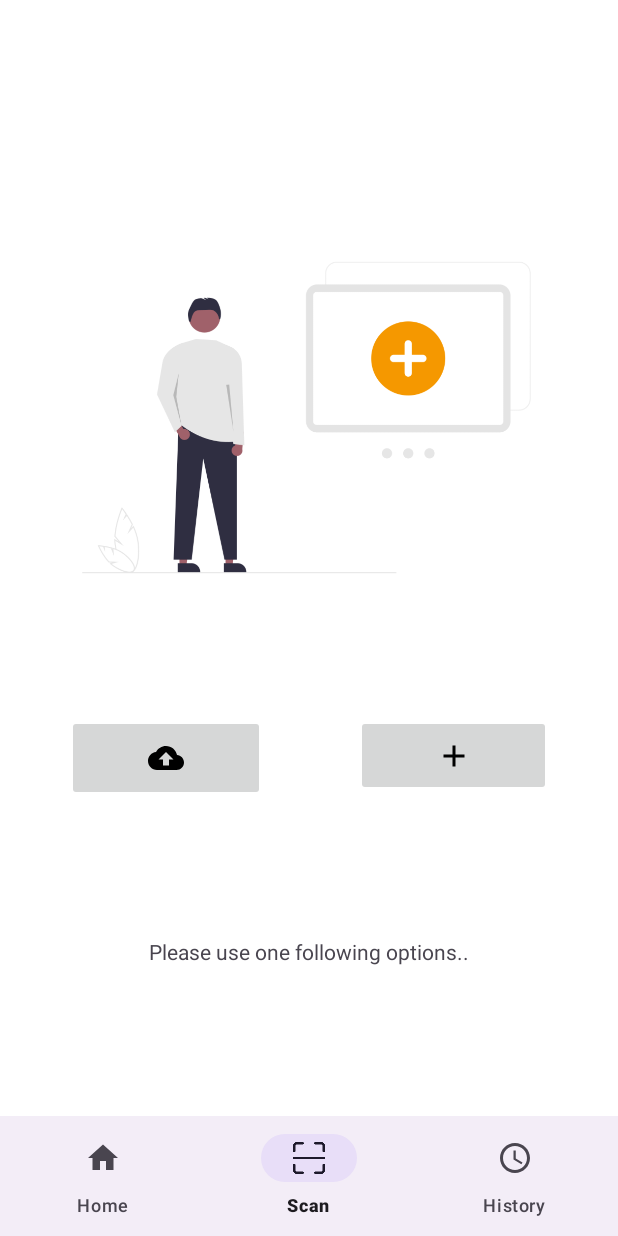
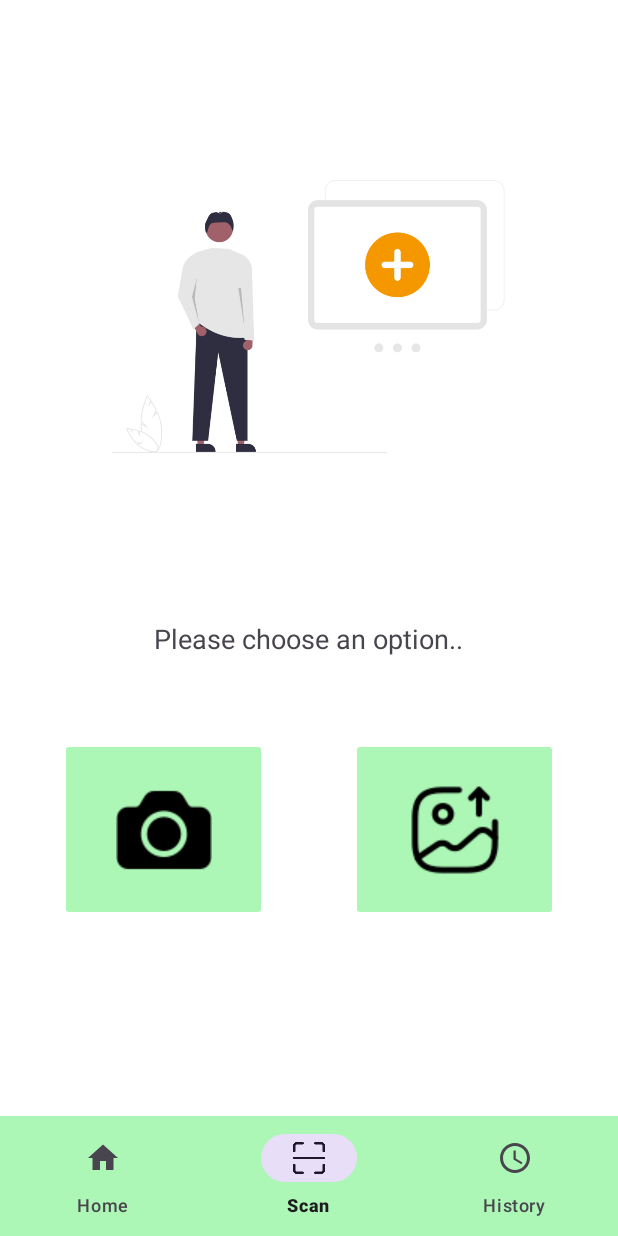
Before and after one commit to ChamodaDSilva/Cinnemease-APP, an Android app: the MainActivity screen opened directly, with no data from a screen before it, item 2 of the bottom bar chosen, on a phone screen of 412 x 824 dp. Run offline under Robolectric (Android 15) with nearby library versions, the phone set to English and light mode, and no system bars.

Commit message:
added images

```diff
--- a/app/src/main/res/layout/activity_main.xml
+++ b/app/src/main/res/layout/activity_main.xml
@@ -24,6 +24,7 @@
         app:layout_constraintBottom_toBottomOf="parent"
         app:layout_constraintEnd_toEndOf="parent"
         app:layout_constraintStart_toStartOf="parent"
+        app:backgroundTint="@color/app_primary"
         app:menu="@menu/bottom_nav"
         />
 
--- a/app/src/main/res/layout/fragment_scan.xml
+++ b/app/src/main/res/layout/fragment_scan.xml
@@ -5,56 +5,65 @@
     android:layout_width="match_parent"
     android:layout_height="match_parent"
     android:background="@color/white"
+    app:circularflow_radiusInDP="true"
     tools:context=".ScanFragment">
 
 
     <ImageButton
         android:id="@+id/btn_camera"
-        android:layout_width="132dp"
-        android:layout_height="57dp"
+        android:layout_width="138dp"
+        android:layout_height="122dp"
         android:layout_marginEnd="8dp"
-        android:src="@drawable/ic_baseline_backup_24"
+        android:backgroundTint="@color/app_primary"
+        android:src="@drawable/camera_icon"
         app:layout_constraintBottom_toBottomOf="parent"
         app:layout_constraintEnd_toStartOf="@+id/btn_upload"
         app:layout_constraintStart_toStartOf="parent"
         app:layout_constraintTop_toTopOf="parent"
-        app:layout_constraintVertical_bias="0.694" />
+        app:layout_constraintVertical_bias="0.791"
+        tools:src="@drawable/camera_icon" />
 
     <ImageButton
         android:id="@+id/btn_upload"
-        android:layout_width="130dp"
-        android:layout_height="54dp"
+        android:layout_width="138dp"
+        android:layout_height="122dp"
         android:layout_marginStart="8dp"
-        android:src="@drawable/ic_baseline_add_24"
+        android:backgroundTint="@color/app_primary"
+        android:src="@drawable/upload_icon"
         app:layout_constraintBottom_toBottomOf="parent"
         app:layout_constraintEnd_toEndOf="parent"
         app:layout_constraintStart_toEndOf="@+id/btn_camera"
         app:layout_constraintTop_toTopOf="parent"
-        app:layout_constraintVertical_bias="0.691" />
+        app:layout_constraintVertical_bias="0.791"
+        tools:src="@drawable/upload_icon" />
 
     <ImageView
         android:id="@+id/imageViewUpload"
-        android:layout_width="382dp"
-        android:layout_height="0dp"
-        android:layout_marginTop="126dp"
-        android:layout_marginBottom="194dp"
+        android:layout_width="334dp"
+        android:layout_height="286dp"
+        android:layout_marginTop="64dp"
+        android:layout_marginBottom="56dp"
+
         android:src="@drawable/add_image"
         app:layout_constraintBottom_toTopOf="@+id/textResult"
         app:layout_constraintEnd_toEndOf="parent"
-        app:layout_constraintHorizontal_bias="0.448"
+        app:layout_constraintHorizontal_bias="0.493"
         app:layout_constraintStart_toStartOf="parent"
-        app:layout_constraintTop_toTopOf="parent"
-        app:layout_constraintVertical_bias="0.287" />
+        app:layout_constraintTop_toTopOf="parent" />
 
     <TextView
         android:id="@+id/textResult"
-        android:layout_width="wrap_content"
-        android:layout_height="wrap_content"
-        android:layout_marginBottom="100dp"
-        android:text="Please use one following options.."
+        android:layout_width="300dp"
+        android:layout_height="30dp"
+        android:text="Please choose an option.."
+
+        android:textAlignment="center"
+        android:textAppearance="@style/TextAppearance.AppCompat.Medium"
         app:layout_constraintBottom_toBottomOf="parent"
         app:layout_constraintEnd_toEndOf="parent"
+        app:layout_constraintHorizontal_bias="0.495"
         app:layout_constraintStart_toStartOf="parent"
-        app:layout_constraintTop_toBottomOf="@+id/imageViewUpload" />
+        app:layout_constraintTop_toTopOf="parent"
+        app:layout_constraintVertical_bias="0.579" />
 
 </androidx.constraintlayout.widget.ConstraintLayout>
--- a/app/src/main/res/values/colors.xml
+++ b/app/src/main/res/values/colors.xml
@@ -11,5 +11,6 @@
     <color name="one">#B19470</color>
     <color name="two">#76453B</color>
     <color name="three">#F8FAE5</color>
+    <color name="app_primary">#adf7b6</color>
 
 </resources>
--- a/app/src/main/res/values/strings.xml
+++ b/app/src/main/res/values/strings.xml
@@ -27,5 +27,5 @@
     <string name="hello_blank_fragment">Hello blank fragment</string>
     <string name="history_page_nav">History Page</string>
     <string name="scan_page_nav">Scan Page</string>
-    <string name="home_page_nav">Home Page</string>
+    <string name="home_page_nav">Welcome to the Cinnamease app!</string>
 </resources>
--- a/app/src/main/res/values/themes.xml
+++ b/app/src/main/res/values/themes.xml
@@ -2,7 +2,7 @@
     <!-- Base application theme. -->
     <style name="Base.Theme.CinnaMease" parent="Theme.Material3.DayNight.NoActionBar">
         <!-- Customize your light theme here. -->
-        <!-- <item name="colorPrimary">@color/my_light_primary</item> -->
+         <item name="colorPrimary">@color/app_primary</item>
     </style>
 
     <style name="Theme.CinnaMease" parent="Base.Theme.CinnaMease" />
```
Also changed, not shown: app/src/main/java/com/example/cinnamease/ScanFragment.java (+8 -1 lines), app/src/main/res/drawable/round_btn.xml (added, +7 -0 lines), app/src/main/res/layout/activity_splash_screen.xml (+6 -6 lines), app/src/main/res/drawable/camera_icon.png (added), app/src/main/res/drawable/upload_icon.png (added).
